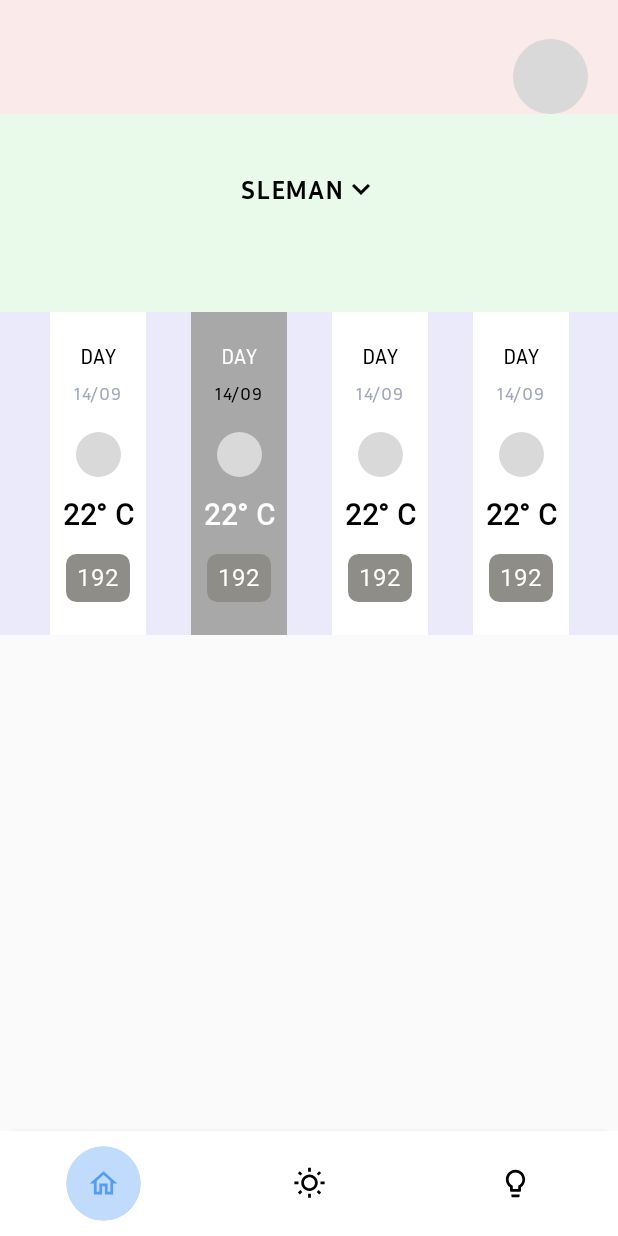
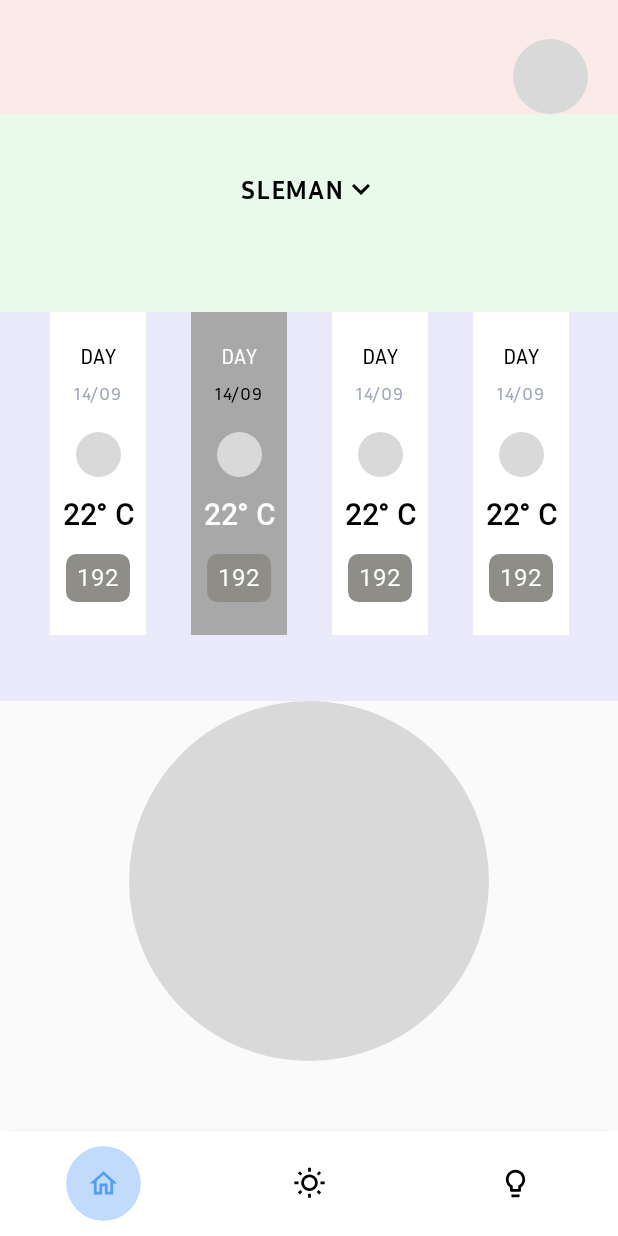
Before and after one commit to ahmadzakiakmal/EnviroLink, an Android app built with Jetpack Compose: the screen it shows after launch (MainActivity), on a phone screen of 412 x 824 dp. Run offline under Robolectric (Android 15) with nearby library versions, the phone set to English and light mode, and no system bars; Roboto replaces fonts that are not available here.

Commit message:
feat: add placeholder for AQI-meter

```diff
--- a/app/src/main/java/com/example/envirolink/MainActivity.kt
+++ b/app/src/main/java/com/example/envirolink/MainActivity.kt
@@ -17,8 +17,10 @@ import androidx.compose.foundation.layout.height
 import androidx.compose.foundation.layout.padding
 import androidx.compose.foundation.layout.size
 import androidx.compose.foundation.layout.width
+import androidx.compose.foundation.rememberScrollState
 import androidx.compose.foundation.shape.CircleShape
 import androidx.compose.foundation.shape.RoundedCornerShape
+import androidx.compose.foundation.verticalScroll
 import androidx.compose.material.icons.Icons
 import androidx.compose.material.icons.filled.Favorite
 import androidx.compose.material.icons.filled.Home
@@ -55,10 +57,17 @@ class MainActivity : ComponentActivity() {
         setContent {
             EnviroLinkTheme {
                 // A surface container using the 'background' color from the theme
+                Box(modifier = Modifier.fillMaxSize()) {
                     Column(
-                    modifier = Modifier.fillMaxSize(),
+                        modifier = Modifier
+                            .fillMaxSize()
+                            .verticalScroll(rememberScrollState()),
                     ) {
-                    Column(Modifier.weight(1f)) {
+                        Column(
+                            Modifier
+                                .weight(1f)
+                                .verticalScroll(rememberScrollState())
+                        ) {
                             Row(
                                 horizontalArrangement = Arrangement.End,
                                 modifier = Modifier
@@ -92,6 +101,7 @@ class MainActivity : ComponentActivity() {
                                 modifier = Modifier
                                     .background(Color(0x100000FF))
                                     .fillMaxWidth()
+                                    .padding(bottom = 44.dp)
                             ) {
                                 DayBox(today = false)
                                 Spacer(Modifier.width(30.dp))
@@ -101,9 +111,23 @@ class MainActivity : ComponentActivity() {
                                 Spacer(Modifier.width(30.dp))
                                 DayBox(today = false)
                             }
+                            Row(
+                                horizontalArrangement = Arrangement.Center,
+                                modifier = Modifier.fillMaxWidth()
+                            ) {
+                                Box(
+                                    Modifier
+                                        .clip(
+                                            CircleShape
+                                        )
+                                        .background(Color(0xFFD9D9D9))
+                                        .size(240.dp)
+                                )
+                            }
                         }
 
-                    Row( // Navbar
+                        Row(
+                            // Navbar
                             Modifier
                                 .fillMaxWidth()
                                 .shadow(
@@ -113,7 +137,7 @@ class MainActivity : ComponentActivity() {
                                 )
                                 .background(Color.White)
                                 .padding(vertical = 10.dp),
-                        horizontalArrangement = Arrangement.SpaceAround
+                            horizontalArrangement = Arrangement.SpaceAround,
                         ) {
                             Button(
                                 onClick = { /*TODO*/ },
@@ -161,6 +185,7 @@ class MainActivity : ComponentActivity() {
                                     contentDescription = "Articles",
                                     Modifier.size(22.dp)
                                 )
+                            }
                         }
                     }
                 }
```
Lines whose indentation alone changed are shown as unchanged.
